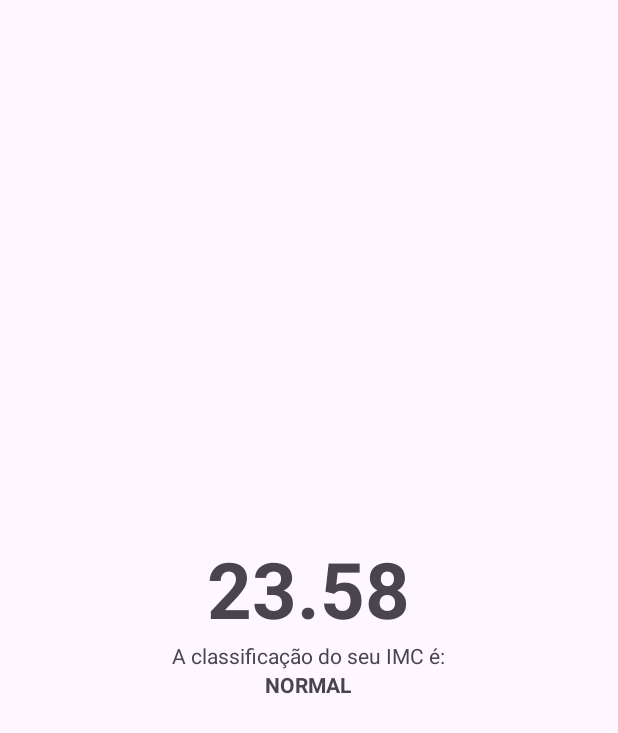
After one commit to IcaroFDias/CalculaterIMC, an Android app: the layout activity_result.xml on its own in the app's theme, with its tools: preview values and no code run, on a phone screen of 412 x 824 dp. The commit adds this screen. Shown: the top 733 px of the screen. Run offline under Robolectric (Android 15) with nearby library versions, the phone set to English and light mode, and no system bars.

Commit message:
Inclusão de nova tela com resultado

```diff
--- a/app/build.gradle.kts
+++ b/app/build.gradle.kts
@@ -41,6 +41,7 @@ dependencies {
     implementation("androidx.appcompat:appcompat:1.6.1")
     implementation("com.google.android.material:material:1.10.0")
     implementation("androidx.constraintlayout:constraintlayout:2.1.4")
+    implementation("androidx.activity:activity:1.9.3")
     testImplementation("junit:junit:4.13.2")
     androidTestImplementation("androidx.test.ext:junit:1.1.5")
     androidTestImplementation("androidx.test.espresso:espresso-core:3.5.1")
--- a/app/src/main/AndroidManifest.xml
+++ b/app/src/main/AndroidManifest.xml
@@ -13,6 +13,9 @@
         android:theme="@style/Theme.Calculadoraimc"
         tools:targetApi="31">
         <activity
+            android:name=".ResultActivity"
+            android:exported="false" />
+        <activity
             android:name=".MainActivity"
             android:exported="true">
             <intent-filter>
--- /dev/null
+++ b/app/src/main/res/layout/activity_result.xml
@@ -0,0 +1,32 @@
+<?xml version="1.0" encoding="utf-8"?>
+<androidx.appcompat.widget.LinearLayoutCompat xmlns:android="http://schemas.android.com/apk/res/android"
+
+    xmlns:tools="http://schemas.android.com/tools"
+    android:id="@+id/main"
+    android:layout_width="match_parent"
+    android:layout_height="match_parent"
+    android:orientation="vertical"
+    android:gravity="center"
+    tools:context=".ResultActivity">
+
+    <TextView
+        android:id="@+id/tv_result"
+        android:textSize="52sp"
+        android:textStyle="bold"
+        android:layout_width="wrap_content"
+        android:layout_height="wrap_content"
+        tools:text="23.58" />
+
+    <TextView
+        android:id="@+id/tv_classificacao_label"
+        android:layout_width="wrap_content"
+        android:layout_height="wrap_content"
+        android:text="A classificação do seu IMC é:" />
+
+    <TextView
+        android:id="@+id/tv_classificacao"
+        android:layout_width="wrap_content"
+        android:layout_height="wrap_content"
+        android:textStyle="bold"
+        tools:text="NORMAL" />
+</androidx.appcompat.widget.LinearLayoutCompat>
```
Also changed, not shown: app/src/main/java/com/comunidadedevspace/imc/MainActivity.kt (+30 -7 lines), app/src/main/java/com/comunidadedevspace/imc/ResultActivity.kt (added, +20 -0 lines).
